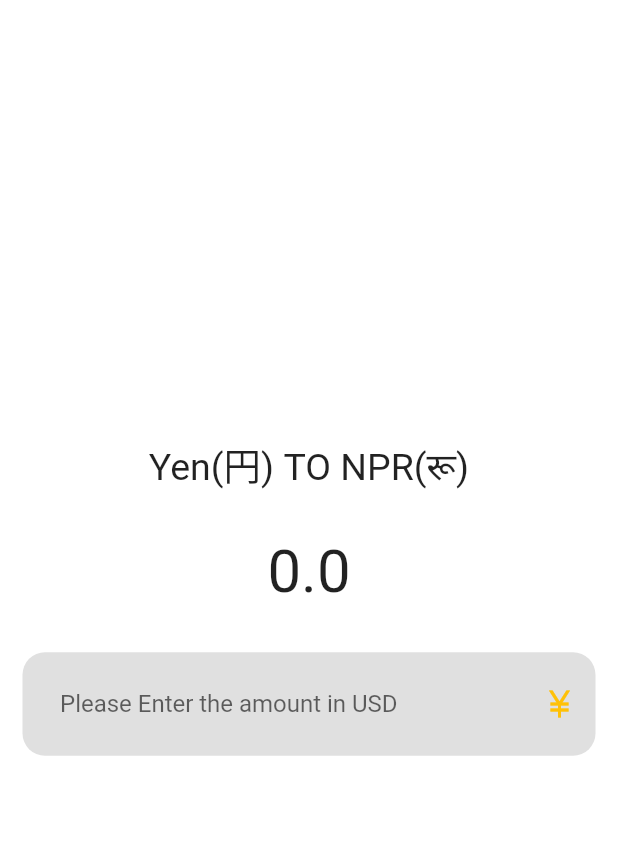
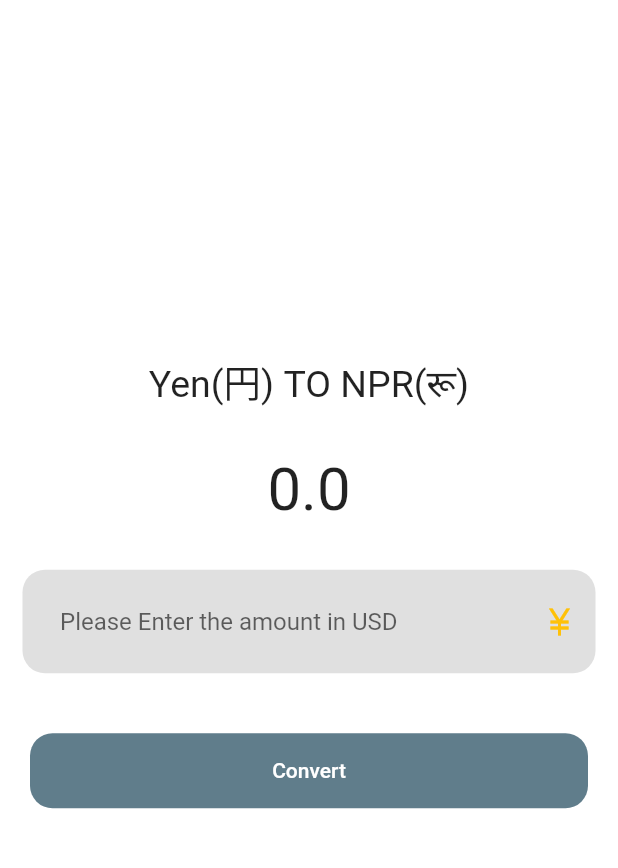
Before and after one commit to lamsalsangam/Flutter, a Flutter app: the screen it shows after launch, on a phone screen of 412 x 824 dp, the part 64-932 px from its top. Run offline on Flutter 3.47's test engine with Material 2 defaults, Android fonts, the phone set to English and light mode, and no system bars; our stand-ins replace firebase_auth, firebase_core, flutter_dotenv, flutter_spinkit, google_fonts; accounts and stored records are empty.

Commit message:
Added the button to the layout

```diff
--- a/currency_converter/lib/currency_converter_material_page.dart
+++ b/currency_converter/lib/currency_converter_material_page.dart
@@ -16,28 +16,28 @@ class CurrencyConverterMaterialPage extends StatelessWidget {
         elevation: 0.0,
         backgroundColor: Colors.white,
       ),
-      body: const Center(
+      body:Center(
         child: Column(
           mainAxisAlignment: MainAxisAlignment.center,
           crossAxisAlignment: CrossAxisAlignment.center,
           children: [
-            Text(
+            const Text(
               "Yen(円) TO NPR(रू)",
               style: TextStyle(
                 fontSize: 25,
                 fontWeight: FontWeight.w400,
               ),
             ),
-            SizedBox(height: 30.0,),
-            Text(
+            const SizedBox(height: 30.0,),
+            const Text(
               "0.0",
               style: TextStyle(
                   fontSize: 40,
                   fontWeight: FontWeight.w400
               ),
             ),
-            SizedBox(height: 30.0,),
-            Padding(
+            const SizedBox(height: 30.0,),
+            const Padding(
               padding: EdgeInsets.symmetric(horizontal: 15.0),
               child: TextField(
                 keyboardType: TextInputType.numberWithOptions(
@@ -63,6 +63,23 @@ class CurrencyConverterMaterialPage extends StatelessWidget {
                   contentPadding: EdgeInsets.all(25.0),
                 ),
               ),
+            ),
+            const SizedBox(height: 20.0,),
+            Padding(
+              padding: const EdgeInsets.all(20.0),
+              child: TextButton(onPressed: (){
+                debugPrint("Button Pressed");
+              },
+              style: TextButton.styleFrom(
+                minimumSize: const Size(double.infinity, 50),
+                backgroundColor: Colors.blueGrey,
+                foregroundColor: Colors.white,
+                shape: RoundedRectangleBorder(
+                  borderRadius: BorderRadius.circular(15.0)
+                )
+              ),
+                child: const Text("Convert"),
+              ),
             )
           ],
         ),
```
